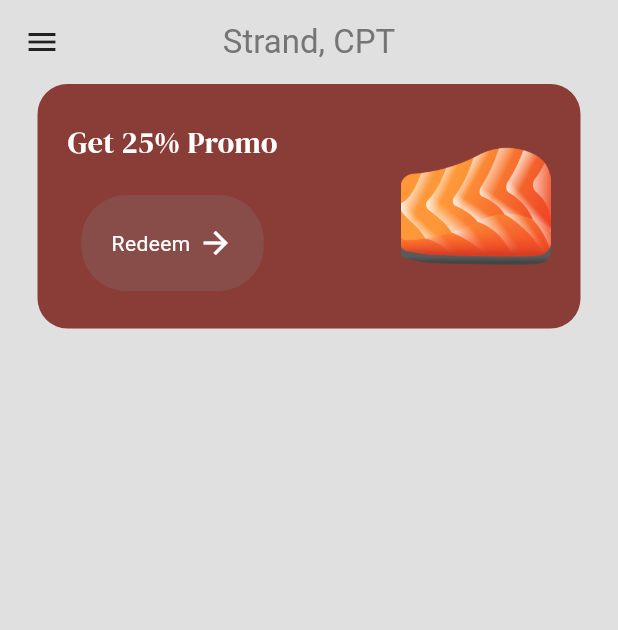
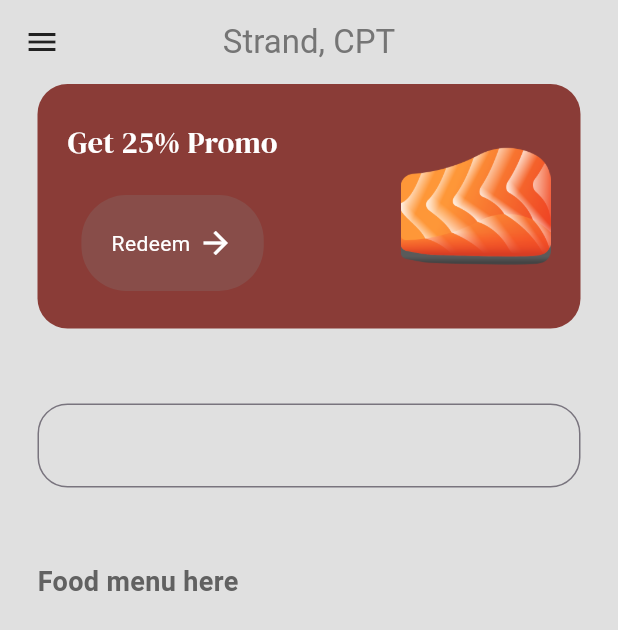
Before and after one commit to aLearningLad/yukis, a Flutter app: the MenuPage screen opened by its route, on a phone screen of 412 x 824 dp. Shown: the top 630 px of the screen. Run offline on Flutter 3.47's test engine with Material 3 defaults, Android fonts, the light colour scheme and no system bars; our stand-ins replace google_fonts.

Commit message:
food model added

```diff
--- /dev/null
+++ b/lib/models/food.dart
@@ -0,0 +1,17 @@
+class Food {
+  String name;
+  String price;
+  String imagePath;
+  String rating;
+
+  Food(
+      {required this.name,
+      required this.imagePath,
+      required this.price,
+      required this.rating});
+
+  String get _name => name;
+  String get _imagePath => imagePath;
+  String get _price => price;
+  String get _rating => rating;
+}
--- a/lib/pages/menu_page.dart
+++ b/lib/pages/menu_page.dart
@@ -23,6 +23,7 @@ class MenuPage extends StatelessWidget {
         centerTitle: true,
       ),
       body: Column(
+        crossAxisAlignment: CrossAxisAlignment.start,
         children: [
 // promo banner
           Container(
@@ -65,8 +66,39 @@ class MenuPage extends StatelessWidget {
           ),
 
 // search bar
+          Padding(
+            padding: const EdgeInsets.all(25.0),
+            child: TextField(
+              decoration: InputDecoration(
+                border: OutlineInputBorder(
+                    borderSide: BorderSide(color: Colors.white),
+                    borderRadius: BorderRadius.circular(20)),
+                focusedBorder: OutlineInputBorder(
+                    borderSide: BorderSide(color: Colors.white),
+                    borderRadius: BorderRadius.circular(20)),
+              ),
+            ),
+          ),
+
+          const SizedBox(
+            height: 25,
+          ),
 
 // menu list
+          Padding(
+            padding: const EdgeInsets.symmetric(horizontal: 25.0),
+            child: Text(
+              "Food menu here",
+              style: TextStyle(
+                  fontWeight: FontWeight.bold,
+                  color: Colors.grey[700],
+                  fontSize: 18),
+            ),
+          ),
+
+          const SizedBox(
+            height: 10,
+          ),
 
 // popular food
         ],
```
